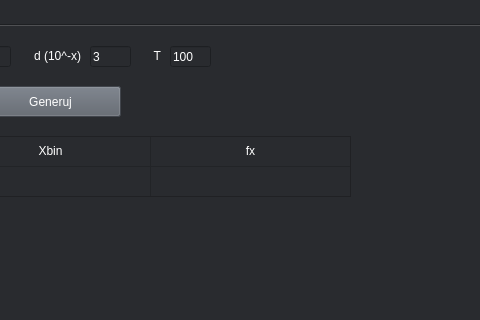
bigboyTaysh/hill-climbing-algorithm, file gui.ui: the form before one commit; both pictures show x 442 to 922 and y 0 to 320 of the 1009 by 609 pixel window.
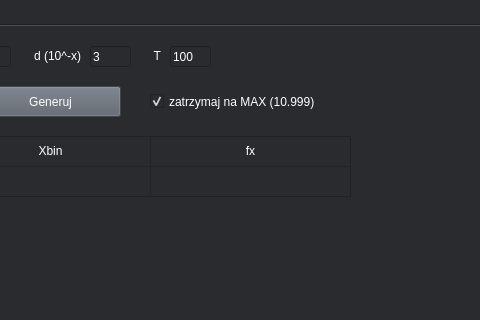
The form after the commit. Custom widgets are drawn as their Qt base class.

Commit message: checkbox - stop on max

```diff
--- a/gui.ui
+++ b/gui.ui
@@ -455,6 +455,25 @@
        <string notr="true">background-color: rgb(41, 43, 47);</string>
       </property>
      </widget>
+     <widget class="QCheckBox" name="checkBox">
+      <property name="geometry">
+       <rect>
+        <x>590</x>
+        <y>60</y>
+        <width>181</width>
+        <height>31</height>
+       </rect>
+      </property>
+      <property name="styleSheet">
+       <string notr="true">color: rgb(255, 255, 255);</string>
+      </property>
+      <property name="text">
+       <string>zatrzymaj na MAX (10.999)</string>
+      </property>
+      <property name="checked">
+       <bool>true</bool>
+      </property>
+     </widget>
     </widget>
     <widget class="QWidget" name="tab_2">
      <attribute name="title">
```
The commit also changes 1 other file.
